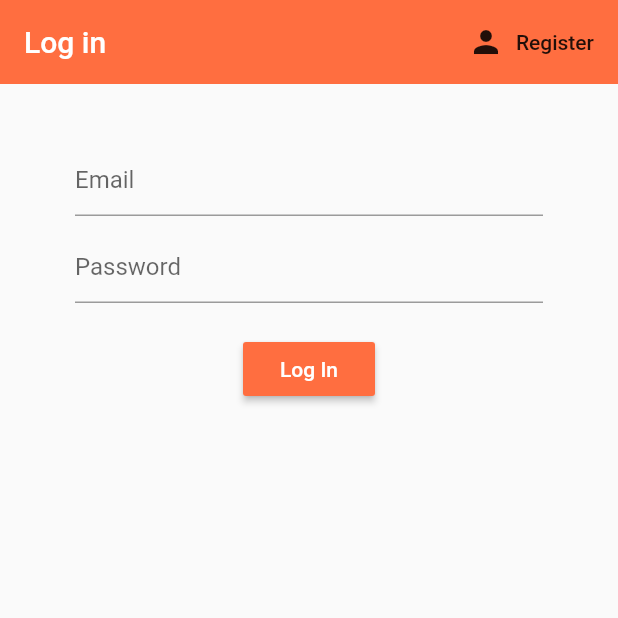
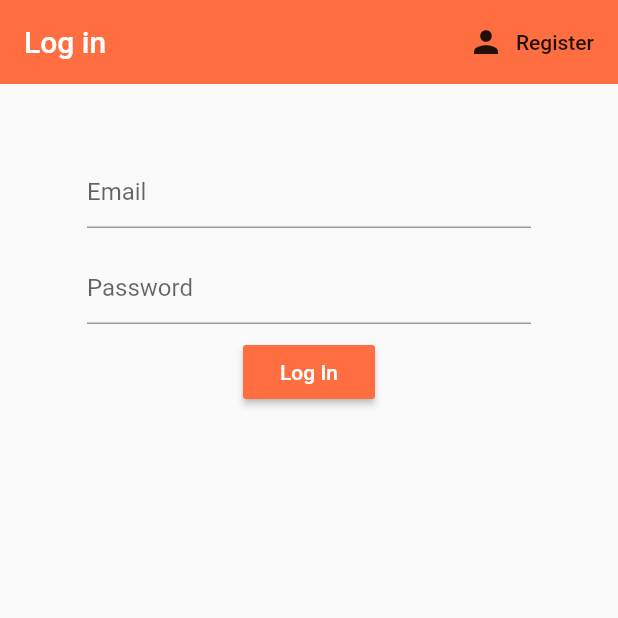
Before and after one commit to kgykn/food_delivery_app, a Flutter app: the screen it shows after launch, on a phone screen of 412 x 824 dp, the top half of it. Run offline on Flutter 3.47's test engine with Material 2 defaults, Android fonts, the phone set to English and light mode, and no system bars; our stand-ins replace cloud_firestore, email_validator, firebase_auth, firebase_storage, flutter_conditional_rendering, flutter_spinkit and 1 more; accounts and stored records are empty.

Commit message:
Minor UI changes

```diff
--- a/lib/Admin/AddCategory.dart
+++ b/lib/Admin/AddCategory.dart
@@ -35,7 +35,6 @@ class _AddCategoryState extends State<AddCategory> {
                     padding: const EdgeInsets.all(8.0),
                     child: TextFormField(
                       controller: nameController,
-                      keyboardType: TextInputType.number,
                       decoration: InputDecoration(hintText: "Category name"),
                       validator: (value) => value.isEmpty
                           ? 'Category name can\'t be empty!'
@@ -62,8 +61,7 @@ class _AddCategoryState extends State<AddCategory> {
                             fontWeight: FontWeight.bold,
                             color: Colors.deepOrangeAccent)),
                   ),
-                  Container(
-                      height: 500.0,
+                  Expanded(
                       child: StreamProvider<List<Category>>.value(
                           initialData: List(),
                           value: CategoryDatabaseService().categoriesDescending,
--- a/lib/Admin/AddProduct.dart
+++ b/lib/Admin/AddProduct.dart
@@ -4,11 +4,9 @@ import 'package:flutter/material.dart';
 import 'package:flutter_conditional_rendering/conditional.dart';
 import 'package:fooddeliveryapp/Database/categoryDatabase.dart';
 import 'package:fooddeliveryapp/Database/productDatabase.dart';
-import 'package:fooddeliveryapp/Models/category.dart';
 import 'package:fooddeliveryapp/UI/loading.dart';
 import 'package:image_picker/image_picker.dart';
 import 'package:firebase_storage/firebase_storage.dart';
-import 'package:provider/provider.dart';
 
 class AddProduct extends StatefulWidget {
   @override
--- a/lib/Authenticate/sign_in.dart
+++ b/lib/Authenticate/sign_in.dart
@@ -41,14 +41,19 @@ class _SignInState extends State<SignIn> {
                     child: Column(
                       children: <Widget>[
                         SizedBox(height: 20.0),
-                        TextFormField(
+                        Padding(
+                          padding: const EdgeInsets.all(8.0),
+                          child: TextFormField(
                               controller: emailController,
                               decoration: InputDecoration(hintText: "Email"),
-                            validator: (value) => EmailValidator.validate(value)
+                              validator: (value) =>
+                                  EmailValidator.validate(value)
                                       ? null
                                       : "Invalid email address"),
-                        SizedBox(height: 10.0),
-                        TextFormField(
+                        ),
+                        Padding(
+                          padding: const EdgeInsets.all(8.0),
+                          child: TextFormField(
                             controller: passwordController,
                             obscureText: true,
                             decoration: InputDecoration(hintText: "Password"),
@@ -56,7 +61,7 @@ class _SignInState extends State<SignIn> {
                                 ? 'Password must be 6+ characters long'
                                 : null,
                           ),
-                        SizedBox(height: 20.0),
+                        ),
                         RaisedButton(
                           color: Colors.deepOrangeAccent,
                           child: Text("Log In",
@@ -77,7 +82,6 @@ class _SignInState extends State<SignIn> {
                             }
                           },
                         ),
-                        SizedBox(height: 15.0),
                         Text(
                           error,
                           style: TextStyle(
--- a/lib/Components/Products/ProductCard.dart
+++ b/lib/Components/Products/ProductCard.dart
@@ -19,8 +19,9 @@ class ProductCard extends StatelessWidget {
                               name: product.name,
                               price: product.price,
                               description: product.description,
-                              image: product.imageUrl,
+                              imageUrl: product.imageUrl,
                               category: product.category,
+                              quantity: 1,
                             ))),
                     child: GridTile(
                       footer: Container(
--- a/lib/Models/category.dart
+++ b/lib/Models/category.dart
@@ -1,5 +1,5 @@
 class Category {
-  String name;
+  final String name;
 
   Category({this.name});
 }
--- a/pubspec.yaml
+++ b/pubspec.yaml
@@ -38,6 +38,7 @@ dependencies:
   firebase_storage: ^3.1.6
   uuid: ^2.2.0
   firebase_database: ^3.1.6
+  scoped_model: ^1.0.1
 
 
 dev_dependencies:
```
Also changed, not shown: lib/Components/Products/ProductDetails.dart (+43 -14 lines), pubspec.lock. Lines whose indentation alone changed are shown as unchanged.
